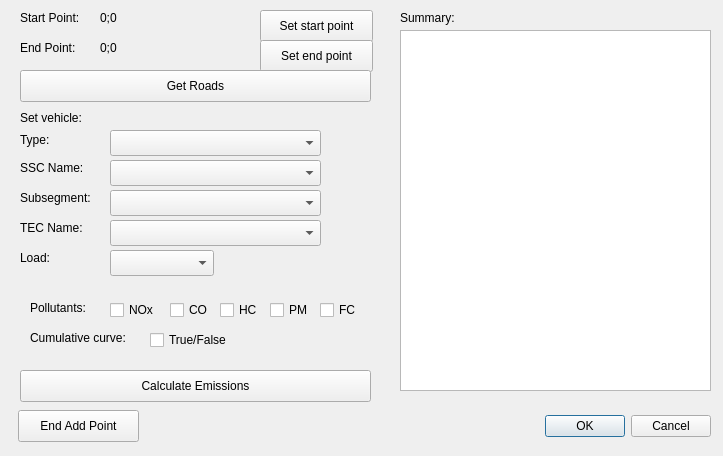
Before: the Qt Designer form road_emission_calculator_dialog_base.ui in NPRA/RoadEmissionCalculator, drawn with Qt 5.
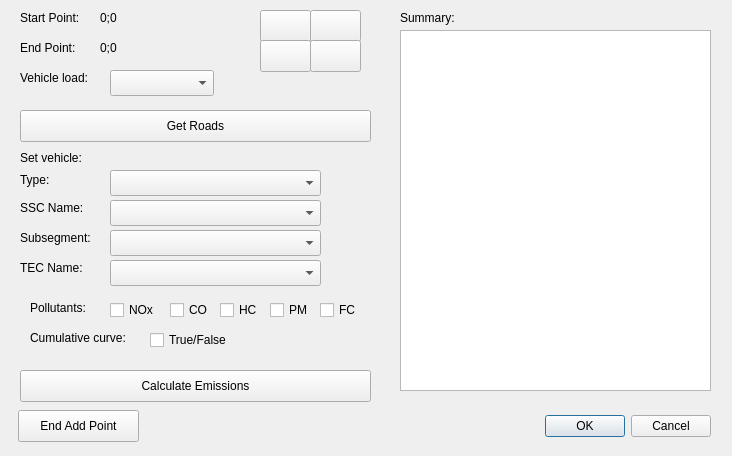
After: the same form once the commit is applied. Icons and pictures are not drawn.

Patch:
```diff
--- a/road_emission_calculator_dialog_base.ui
+++ b/road_emission_calculator_dialog_base.ui
@@ -9,7 +9,7 @@
    <rect>
     <x>0</x>
     <y>0</y>
-    <width>723</width>
+    <width>732</width>
     <height>456</height>
    </rect>
   </property>
@@ -105,12 +105,16 @@
     <rect>
      <x>260</x>
      <y>10</y>
-     <width>113</width>
+     <width>51</width>
      <height>32</height>
     </rect>
    </property>
    <property name="text">
-    <string>Set start point</string>
+    <string/>
+   </property>
+   <property name="icon">
+    <iconset>
+     <normaloff>images/pencil_64.png</normaloff>images/pencil_64.png</iconset>
    </property>
   </widget>
   <widget class="QPushButton" name="btnAddEndPoint">
@@ -118,19 +122,23 @@
     <rect>
      <x>260</x>
      <y>40</y>
-     <width>113</width>
+     <width>51</width>
      <height>32</height>
     </rect>
    </property>
    <property name="text">
-    <string>Set end point</string>
+    <string/>
+   </property>
+   <property name="icon">
+    <iconset>
+     <normaloff>images/pencil_64.png</normaloff>images/pencil_64.png</iconset>
    </property>
   </widget>
   <widget class="QPushButton" name="btnGetRoads">
    <property name="geometry">
     <rect>
      <x>20</x>
-     <y>70</y>
+     <y>110</y>
      <width>351</width>
      <height>32</height>
     </rect>
@@ -156,7 +164,7 @@
    <property name="geometry">
     <rect>
      <x>20</x>
-     <y>110</y>
+     <y>150</y>
      <width>81</width>
      <height>16</height>
     </rect>
@@ -296,7 +304,7 @@
    <property name="geometry">
     <rect>
      <x>110</x>
-     <y>130</y>
+     <y>170</y>
      <width>211</width>
      <height>26</height>
     </rect>
@@ -306,7 +314,7 @@
    <property name="geometry">
     <rect>
      <x>20</x>
-     <y>130</y>
+     <y>170</y>
      <width>41</width>
      <height>20</height>
     </rect>
@@ -319,7 +327,7 @@
    <property name="geometry">
     <rect>
      <x>20</x>
-     <y>160</y>
+     <y>200</y>
      <width>71</width>
      <height>16</height>
     </rect>
@@ -332,7 +340,7 @@
    <property name="geometry">
     <rect>
      <x>110</x>
-     <y>160</y>
+     <y>200</y>
      <width>211</width>
      <height>26</height>
     </rect>
@@ -342,7 +350,7 @@
    <property name="geometry">
     <rect>
      <x>110</x>
-     <y>190</y>
+     <y>230</y>
      <width>211</width>
      <height>26</height>
     </rect>
@@ -352,7 +360,7 @@
    <property name="geometry">
     <rect>
      <x>20</x>
-     <y>190</y>
+     <y>230</y>
      <width>81</width>
      <height>16</height>
     </rect>
@@ -365,7 +373,7 @@
    <property name="geometry">
     <rect>
      <x>20</x>
-     <y>220</y>
+     <y>260</y>
      <width>81</width>
      <height>16</height>
     </rect>
@@ -378,7 +386,7 @@
    <property name="geometry">
     <rect>
      <x>110</x>
-     <y>220</y>
+     <y>260</y>
      <width>211</width>
      <height>26</height>
     </rect>
@@ -388,25 +396,59 @@
    <property name="geometry">
     <rect>
      <x>20</x>
-     <y>250</y>
-     <width>60</width>
+     <y>70</y>
+     <width>81</width>
      <height>16</height>
     </rect>
    </property>
    <property name="text">
-    <string>Load:</string>
+    <string>Vehicle load:</string>
    </property>
   </widget>
   <widget class="QComboBox" name="cmbBoxLoad">
    <property name="geometry">
     <rect>
      <x>110</x>
-     <y>250</y>
+     <y>70</y>
      <width>104</width>
      <height>26</height>
     </rect>
    </property>
   </widget>
+  <widget class="QPushButton" name="btnRemoveStartPoint">
+   <property name="geometry">
+    <rect>
+     <x>310</x>
+     <y>10</y>
+     <width>51</width>
+     <height>32</height>
+    </rect>
+   </property>
+   <property name="text">
+    <string/>
+   </property>
+   <property name="icon">
+    <iconset>
+     <normaloff>images/trash_64.png</normaloff>images/trash_64.png</iconset>
+   </property>
+  </widget>
+  <widget class="QPushButton" name="btnRemoveEndPoint">
+   <property name="geometry">
+    <rect>
+     <x>310</x>
+     <y>40</y>
+     <width>51</width>
+     <height>32</height>
+    </rect>
+   </property>
+   <property name="text">
+    <string/>
+   </property>
+   <property name="icon">
+    <iconset>
+     <normaloff>images/trash_64.png</normaloff>images/trash_64.png</iconset>
+   </property>
+  </widget>
  </widget>
  <resources/>
  <connections>
```
Left out of the diff: 5 changed lines with no effect on the pictures.
